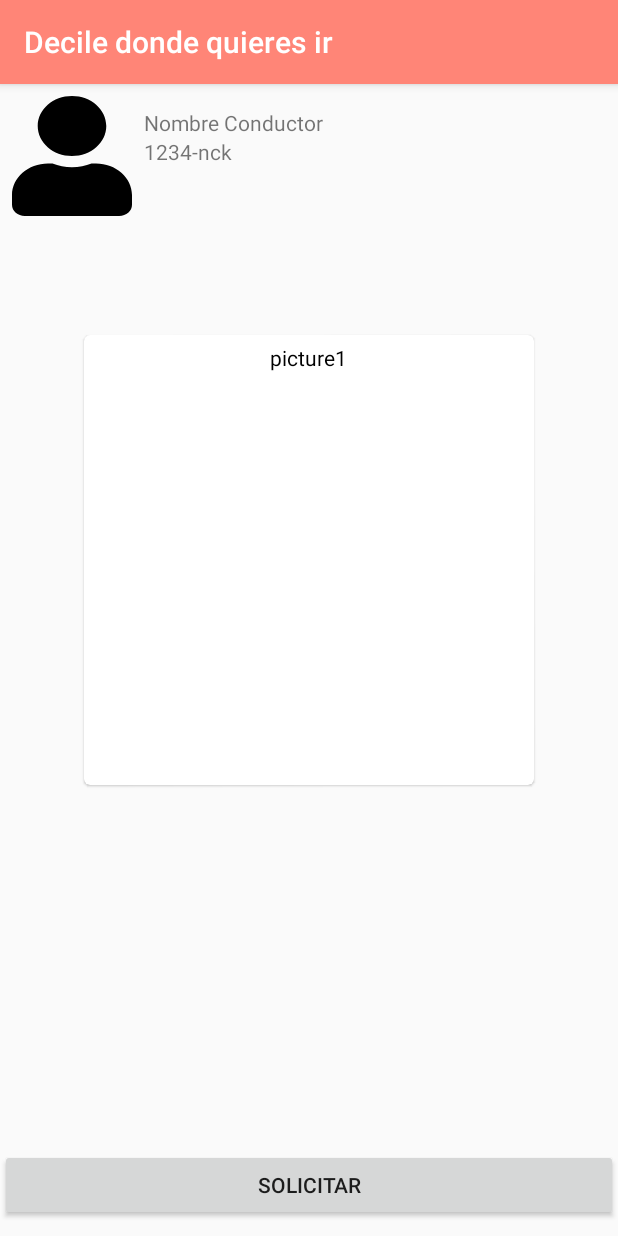
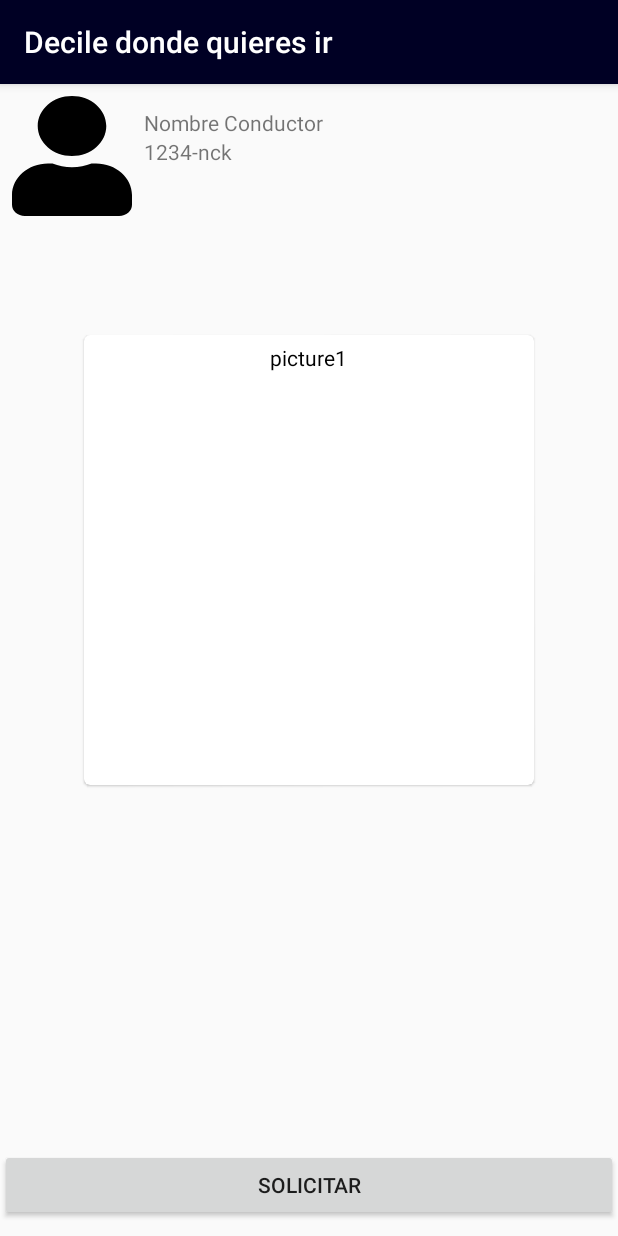
Before and after one commit to alexrv11/taxi-passanger, an Android app: the screen it shows after launch (DriverActivity), on a phone screen of 412 x 824 dp. Run offline under Robolectric (Android 15) with nearby library versions, the phone set to English and light mode, and no system bars.

Commit message:
implement android theme

```diff
--- a/app/src/main/res/values/colors.xml
+++ b/app/src/main/res/values/colors.xml
@@ -1,6 +1,6 @@
 <?xml version="1.0" encoding="utf-8"?>
 <resources>
-    <color name="colorPrimary">#ff8577</color>
+    <color name="colorPrimary">#000024</color>
     <color name="colorPrimaryDark">#574B</color>
     <color name="colorAccent">#D81B60</color>
     <color name="transparent">#80000000</color>
```
